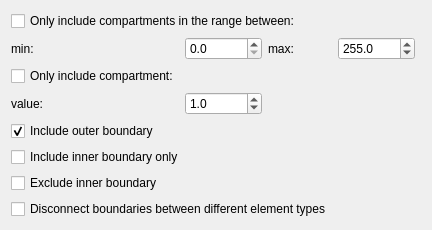
Qt form src/Interface/Modules/Fields/GetDomainBoundary.ui (SCIInstitute/SCIRun) before a commit.
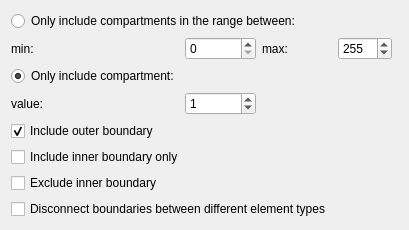
The same form after that commit.

The edit to the form file:
```diff
--- a/src/Interface/Modules/Fields/GetDomainBoundary.ui
+++ b/src/Interface/Modules/Fields/GetDomainBoundary.ui
@@ -14,20 +14,6 @@
    <string>Dialog</string>
   </property>
   <layout class="QGridLayout" name="gridLayout">
-   <item row="0" column="0" colspan="5">
-    <widget class="QCheckBox" name="compartmentsRangeCheckBox_">
-     <property name="text">
-      <string>Only include compartments in the range between:</string>
-     </property>
-    </widget>
-   </item>
-   <item row="2" column="0">
-    <widget class="QCheckBox" name="compartmentCheckBox_">
-     <property name="text">
-      <string>Only include compartment:</string>
-     </property>
-    </widget>
-   </item>
    <item row="4" column="0" colspan="2">
     <widget class="QCheckBox" name="outerBoundaryCheckBox_">
      <property name="text">
@@ -73,29 +59,6 @@
      </property>
     </widget>
    </item>
-   <item row="3" column="1">
-    <widget class="QDoubleSpinBox" name="valueCompartmentSpinner_">
-     <property name="decimals">
-      <number>1</number>
-     </property>
-     <property name="maximum">
-      <double>100000.000000000000000</double>
-     </property>
-     <property name="value">
-      <double>1.000000000000000</double>
-     </property>
-    </widget>
-   </item>
-   <item row="1" column="1">
-    <widget class="QDoubleSpinBox" name="minCompartmentSpinner_">
-     <property name="decimals">
-      <number>1</number>
-     </property>
-     <property name="maximum">
-      <double>100000.000000000000000</double>
-     </property>
-    </widget>
-   </item>
    <item row="1" column="2">
     <widget class="QLabel" name="label_2">
      <property name="text">
@@ -103,17 +66,57 @@
      </property>
     </widget>
    </item>
+   <item row="0" column="0" colspan="5">
+    <widget class="QRadioButton" name="compartmentsRangeRadioButton_">
+     <property name="text">
+      <string>Only include compartments in the range between:</string>
+     </property>
+     <property name="checked">
+      <bool>false</bool>
+     </property>
+     <attribute name="buttonGroup">
+      <string notr="true">buttonGroup</string>
+     </attribute>
+    </widget>
+   </item>
+   <item row="2" column="0">
+    <widget class="QRadioButton" name="compartmentRadioButton_">
+     <property name="text">
+      <string>Only include compartment:</string>
+     </property>
+     <property name="checked">
+      <bool>true</bool>
+     </property>
+     <attribute name="buttonGroup">
+      <string notr="true">buttonGroup</string>
+     </attribute>
+    </widget>
+   </item>
+   <item row="1" column="1">
+    <widget class="QSpinBox" name="minCompartmentSpinner_">
+     <property name="maximum">
+      <number>1000</number>
+     </property>
+    </widget>
+   </item>
    <item row="1" column="3">
-    <widget class="QDoubleSpinBox" name="maxCompartmentSpinner_">
-     <property name="decimals">
+    <widget class="QSpinBox" name="maxCompartmentSpinner_">
+     <property name="maximum">
+      <number>1000</number>
+     </property>
+     <property name="value">
+      <number>255</number>
+     </property>
+    </widget>
+   </item>
+   <item row="3" column="1">
+    <widget class="QSpinBox" name="valueCompartmentSpinner_">
+     <property name="maximum">
+      <number>1000</number>
+     </property>
+     <property name="value">
       <number>1</number>
      </property>
-     <property name="maximum">
-      <double>100000.000000000000000</double>
-     </property>
-     <property name="value">
-      <double>255.000000000000000</double>
-     </property>
     </widget>
    </item>
   </layout>
```
Left out of the diff: 3 changed lines with no effect on the pictures.
